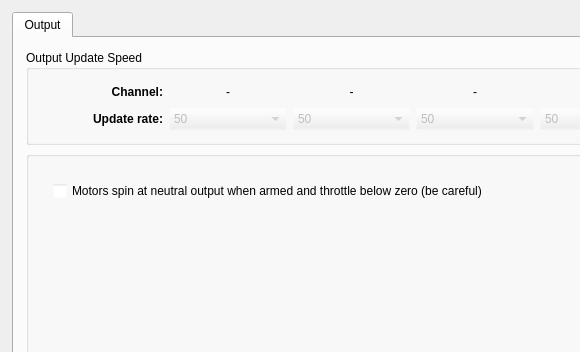
The window that ground/gcs/src/plugins/config/output.ui (TauLabs/TauLabs) describes before a commit, drawn with Qt 5; both pictures show x 0 to 580 and y 0 to 352 of the 698 by 754 pixel window.
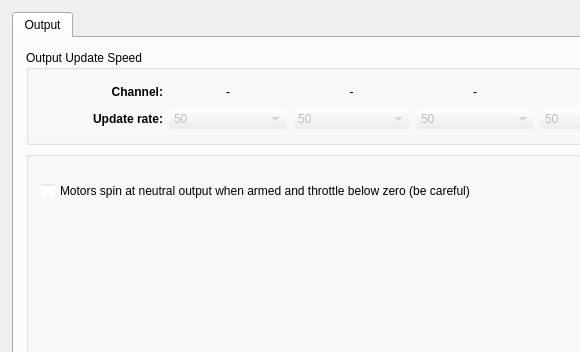
The same window after the commit. Icons and pictures are not drawn.

```diff
--- a/ground/gcs/src/plugins/config/output.ui
+++ b/ground/gcs/src/plugins/config/output.ui
@@ -520,7 +520,16 @@
               <string/>
              </property>
              <layout class="QVBoxLayout" name="verticalLayout">
-              <property name="margin">
+              <property name="leftMargin">
+               <number>0</number>
+              </property>
+              <property name="topMargin">
+               <number>12</number>
+              </property>
+              <property name="rightMargin">
+               <number>0</number>
+              </property>
+              <property name="bottomMargin">
                <number>12</number>
               </property>
               <item>
```
